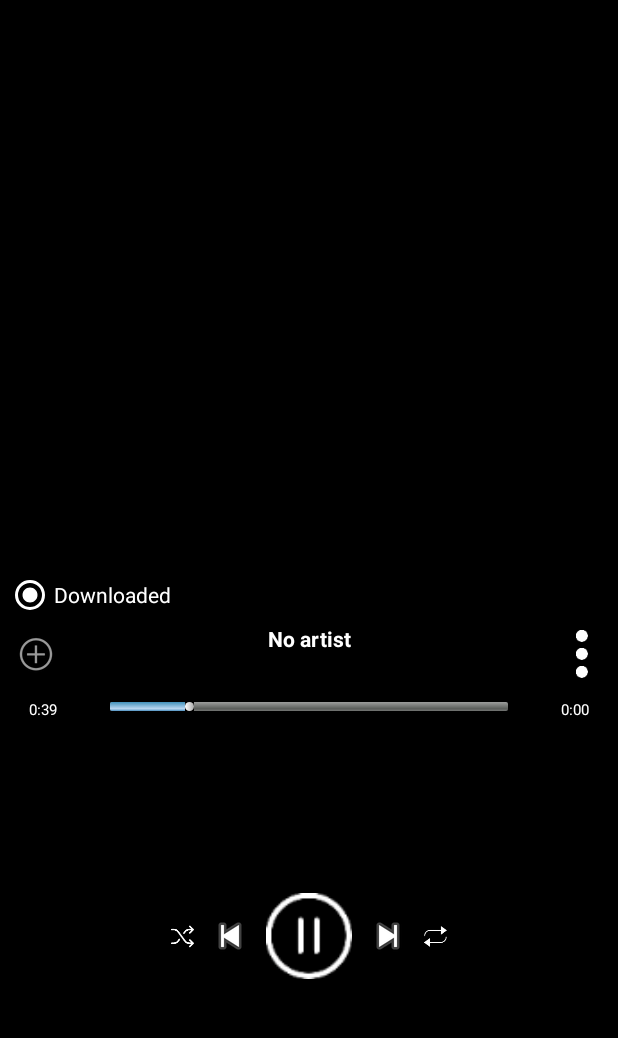
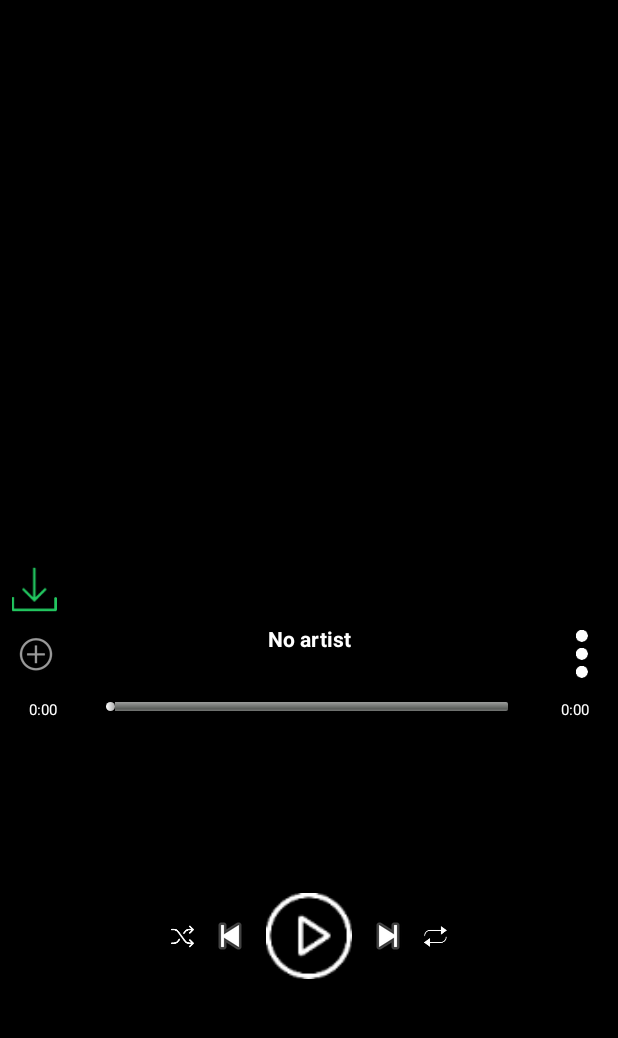
Before and after one commit to france-workmail/MusifyApp, an Android app: the PlayerActivity screen opened directly, with no data from a screen before it, on a phone screen of 412 x 824 dp, the part 75-1113 px from its top. Run offline under Robolectric (Android 15) with nearby library versions, the phone set to English and light mode, and no system bars; pictures from the network do not load; 2 statements that could not run were skipped.

Commit message:
Cache download and playback fixes and download display indicator change.

```diff
--- a/app/src/main/java/france/apps/musify/PlayerActivity.kt
+++ b/app/src/main/java/france/apps/musify/PlayerActivity.kt
@@ -27,7 +27,7 @@ class PlayerActivity : AppCompatActivity() {
     internal var ibNext: ImageButton? = null
     internal var ibPrevious: ImageButton? = null
     internal var viewPager: ViewPager? = null
-    internal var rbDownloaded: RadioButton? = null
+    internal var ibDownloaded: ImageButton? = null
 
     internal var playerListener: MusifyPlayer.OnPlayerChangesListener =  object:MusifyPlayer.OnPlayerChangesListener{
         override fun OnListenerAttached(item: PlayableMedia?) {
@@ -38,12 +38,15 @@ class PlayerActivity : AppCompatActivity() {
             tvArtist?.text = artist
             tvTitle?.text = title
 
-
-            var duration: Int? = MusifyPlayer.player?.duration
-            tvDuration?.text = if(duration != null) MusifyPlayer.getTimeString(duration.toLong()) else "0:00"
+            if(MusifyPlayer.isPlaying()) {
+                var duration: Int? = MusifyPlayer.player?.duration
+                tvDuration?.text = if (duration != null) MusifyPlayer.getTimeString(duration.toLong()) else "0:00"
+            }
+            else  tvDuration?.text = "0:00"
 
 
             ibPlayPause?.setImageResource(if(MusifyPlayer.isPlaying()) R.mipmap.ic_pause else R.mipmap.ic_play_arrow)
+            ibDownloaded?.setImageResource(if(MusifyPlayer.getCurrentlyPlayedMusic().hasOfflineCopy)R.mipmap.ic_downloaded_arrow else R.mipmap.ic_download_arrow);
         }
 
         override fun OnPause(item: PlayableMedia?) {
@@ -70,7 +73,7 @@ class PlayerActivity : AppCompatActivity() {
             viewPager?.currentItem =  MusifyPlayer.playlistIndex
             viewPager?.addOnPageChangeListener(pagerListener)
 
-            rbDownloaded?.isChecked = MusifyPlayer.getCurrentlyPlayedMusic().hasOfflineCopy
+            ibDownloaded?.setImageResource(if(MusifyPlayer.getCurrentlyPlayedMusic().hasOfflineCopy)R.mipmap.ic_downloaded_arrow else R.mipmap.ic_download_arrow);
         }
 
         override fun OnNewTrackStarted(item: PlayableMedia?) {
@@ -112,7 +115,7 @@ class PlayerActivity : AppCompatActivity() {
                 MusifyPlayer.playNext()
             }
 
-            rbDownloaded?.isChecked = MusifyPlayer.getCurrentlyPlayedMusic().hasOfflineCopy
+            ibDownloaded?.setImageResource(if(MusifyPlayer.getCurrentlyPlayedMusic().hasOfflineCopy)R.mipmap.ic_downloaded_arrow else R.mipmap.ic_download_arrow);
         }
 
     }
@@ -133,13 +136,16 @@ class PlayerActivity : AppCompatActivity() {
         ibNext = findViewById(R.id.ibNext)
         ibPrevious = findViewById(R.id.ibPrevious)
         viewPager = findViewById(R.id.vpPlaylist)
-        rbDownloaded = findViewById(R.id.rbDownloaded)
+        ibDownloaded = findViewById(R.id.ibDownloaded)
 
-        findViewById<ImageButton>(R.id.ibTrackOptions).setOnClickListener {
+        ibDownloaded?.setOnClickListener {
+
             MusifyPlayer.getCurrentlyPlayedMusic().downloadOffline(object:PlayableMedia.MediaDownloadCallbacks{
                 override fun didDownload(downloaded: Boolean) {
                     viewPager?.adapter?.notifyDataSetChanged()
-                    rbDownloaded?.isChecked = MusifyPlayer.getCurrentlyPlayedMusic().hasOfflineCopy
+                    ibDownloaded?.setImageResource(if(MusifyPlayer.getCurrentlyPlayedMusic().hasOfflineCopy)R.mipmap.ic_downloaded_arrow else R.mipmap.ic_download_arrow)
+
+                    Log.e("Download Task","Downloaded:"+downloaded)
                 }
             })
         }
@@ -163,7 +169,7 @@ class PlayerActivity : AppCompatActivity() {
 
         MusifyPlayer.addListener(playerListener)
 
-        playerListener.OnNewTrackStarted(MusifyPlayer.getCurrentlyPlayedMusic())
+//        playerListener.OnNewTrackStarted(MusifyPlayer.getCurrentlyPlayedMusic())
 
 
         sbMediaSeekbar?.setOnSeekBarChangeListener(object:SeekBar.OnSeekBarChangeListener{
--- a/app/src/main/java/france/apps/musify/utils/cache/new_cache/MediaCacheWorkerTask.java
+++ b/app/src/main/java/france/apps/musify/utils/cache/new_cache/MediaCacheWorkerTask.java
@@ -38,6 +38,7 @@ public class MediaCacheWorkerTask extends AsyncTask<String, Void, FileInputStrea
         this.downloadWhenNotInCache = downloadWhenNotInCache;
     }
 
+    private String fileKey = null;
     @Override
     protected FileInputStream doInBackground(String... params) {
         urlToDownload = params[0];
@@ -50,7 +51,7 @@ public class MediaCacheWorkerTask extends AsyncTask<String, Void, FileInputStrea
         long currentMaxSize = cache.getMaxSize();
         float percentageSize = Math.round((cache.size() * 100.0f) / currentMaxSize);
         if (percentageSize >= 90) // cache size reaches 90%
-            cache.setMaxSize(currentMaxSize + (10 * 1024 * 1024)); // increase size to 10MB
+            cache.setMaxSize(currentMaxSize + (15 * 1024 * 1024)); // increase size to 15MB
         try {
             DiskLruCache.Snapshot snapshot = cache.get(key);
             if (snapshot == null) {
@@ -64,8 +65,9 @@ public class MediaCacheWorkerTask extends AsyncTask<String, Void, FileInputStrea
 //                }
 //                snapshot = cache.get(key);
 
+                fileKey = key;
+//                currentEditor = cache.edit(key);
 
-                currentEditor = cache.edit(key);
 //                urlToDownload = data;
 //                snapshot.getInputStream(DISK_CACHE_INDEX);
 
@@ -99,7 +101,7 @@ public class MediaCacheWorkerTask extends AsyncTask<String, Void, FileInputStrea
 
                     try {
                         if(currentEditor==null) {
-                            currentEditor = MusifyApplication.getDiskCache(context).edit(hashKeyForDisk(urlToDownload));
+                            currentEditor = MusifyApplication.getDiskCache(context).edit(fileKey);
                         }
                         if(currentEditor == null){
                             callback.onSnapshotDownloaded(false);
@@ -150,13 +152,14 @@ public class MediaCacheWorkerTask extends AsyncTask<String, Void, FileInputStrea
                     currentEditor.commit();
                 }
                 else
-                    currentEditor.abort();
+                    currentEditor.abortUnlessCommitted();
 
                 return downloaded;
 
             } catch (IOException e) {
                 e.printStackTrace();
 //                downloadCallback.onSnapshotDownloaded(false);
+                currentEditor.abortUnlessCommitted();
                 return  false;
             }
 
--- a/app/src/main/java/france/apps/musify/utils/models/PlayableMedia.kt
+++ b/app/src/main/java/france/apps/musify/utils/models/PlayableMedia.kt
@@ -49,6 +49,7 @@ class PlayableMedia(@set:PropertyName("id")
 //    }
 
     fun downloadOffline(callback:MediaDownloadCallbacks){
+        if(!hasOfflineCopy) {
             MediaCacheWorkerTask(MusifyApplication.getAppContext(), object : MediaCacheCallback {
                 override fun onSnapshotFound(stream: FileInputStream) {}
 
@@ -62,6 +63,7 @@ class PlayableMedia(@set:PropertyName("id")
 
             isDownloading = true
         }
+    }
 
     public interface MediaDownloadCallbacks {
         fun didDownload(downloaded:Boolean)
--- a/app/src/main/res/layout-land/activity_player.xml
+++ b/app/src/main/res/layout-land/activity_player.xml
@@ -8,22 +8,6 @@
     tools:context=".PlayerActivity"
     tools:layout_editor_absoluteY="25dp">
 
-    <RadioButton
-        android:id="@+id/rbDownloaded"
-        android:layout_width="118dp"
-        android:layout_height="23dp"
-        android:layout_marginStart="4dp"
-        android:layout_marginTop="4dp"
-        android:layout_marginBottom="4dp"
-        android:buttonTint="@android:color/white"
-        android:buttonTintMode="src_in"
-        android:checked="true"
-        android:text="Downloaded"
-        android:textColor="@android:color/white"
-        app:layout_constraintBottom_toBottomOf="@+id/vpPlaylist"
-        app:layout_constraintStart_toStartOf="@+id/vpPlaylist"
-        app:layout_constraintTop_toTopOf="@+id/vpPlaylist"
-        app:layout_constraintVertical_bias="1.0" />
 
     <ImageButton
         android:id="@+id/ibPrevious"
@@ -229,7 +213,7 @@
         android:layout_height="wrap_content"
         android:layout_marginStart="8dp"
         android:layout_marginTop="8dp"
-        android:text="0:39"
+        android:text="0:00"
         android:textAlignment="center"
         android:textColor="@android:color/white"
         android:textSize="10sp"
@@ -244,7 +228,7 @@
         android:layout_marginTop="12dp"
         android:layout_marginEnd="8dp"
         android:max="100"
-        android:progress="20"
+        android:progress="0"
         android:progressDrawable="@drawable/seekbar_style"
         android:thumb="@drawable/custom_thumb"
         app:layout_constraintEnd_toStartOf="@+id/tvDuration"
@@ -288,4 +272,22 @@
         app:layout_constraintStart_toEndOf="@+id/ibNext"
         app:layout_constraintTop_toTopOf="@+id/ibNext"
         app:srcCompat="@mipmap/ic_repeat" />
+
+    <ImageButton
+        android:id="@+id/ibDownloaded"
+        android:layout_width="30dp"
+        android:layout_height="30dp"
+        android:layout_marginStart="4dp"
+        android:layout_marginTop="4dp"
+        android:layout_marginBottom="4dp"
+        android:buttonTint="@android:color/white"
+        android:buttonTintMode="src_in"
+        android:src="@mipmap/ic_downloaded_arrow"
+        android:background="@android:color/transparent"
+        android:scaleType="fitXY"
+
+        app:layout_constraintBottom_toBottomOf="@+id/vpPlaylist"
+        app:layout_constraintStart_toStartOf="@+id/vpPlaylist"
+        app:layout_constraintTop_toTopOf="@+id/vpPlaylist"
+        app:layout_constraintVertical_bias="1.0" />
 </android.support.constraint.ConstraintLayout>
--- a/app/src/main/res/layout/activity_player.xml
+++ b/app/src/main/res/layout/activity_player.xml
@@ -208,9 +208,8 @@
         android:layout_width="41dp"
         android:layout_height="wrap_content"
         android:layout_marginStart="8dp"
-        android:layout_marginLeft="8dp"
         android:layout_marginTop="6dp"
-        android:text="0:39"
+        android:text="0:00"
         android:textAlignment="center"
         android:textColor="@android:color/white"
         android:textSize="10sp"
@@ -225,7 +224,7 @@
         android:layout_marginTop="8dp"
         android:layout_marginEnd="8dp"
         android:max="100"
-        android:progress="20"
+        android:progress="0"
         android:progressDrawable="@drawable/seekbar_style"
         android:thumb="@drawable/custom_thumb"
         app:layout_constraintEnd_toStartOf="@+id/tvDuration"
@@ -279,18 +278,18 @@
         app:layout_constraintTop_toBottomOf="@+id/sbMediaSeekbar"
         app:srcCompat="@mipmap/ic_repeat" />
 
-    <RadioButton
-        android:id="@+id/rbDownloaded"
-        android:layout_width="118dp"
-        android:layout_height="23dp"
-        android:layout_marginStart="4dp"
+    <ImageButton
+        android:id="@+id/ibDownloaded"
+        android:layout_width="30dp"
+        android:layout_height="30dp"
+        android:layout_marginStart="8dp"
         android:layout_marginTop="4dp"
         android:layout_marginBottom="4dp"
         android:buttonTint="@android:color/white"
         android:buttonTintMode="src_in"
-        android:checked="true"
-        android:text="Downloaded"
-        android:textColor="@android:color/white"
+        android:background="@android:color/transparent"
+        android:src="@mipmap/ic_downloaded_arrow"
+        android:scaleType="fitXY"
         app:layout_constraintBottom_toTopOf="@+id/constraintLayout3"
         app:layout_constraintStart_toStartOf="@+id/vpPlaylist"
         app:layout_constraintTop_toTopOf="@+id/vpPlaylist"
```
Also changed, not shown: app/src/main/res/mipmap-xxxhdpi/ic_download_arrow.png (added), app/src/main/res/mipmap-xxxhdpi/ic_downloaded_arrow.png (added). Lines whose indentation alone changed are shown as unchanged.
